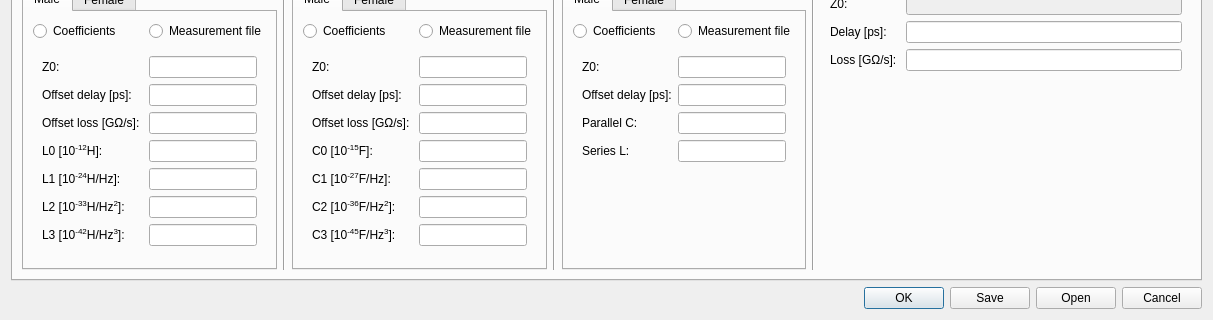
Before: the Qt Designer form Software/PC_Application/Calibration/calkitdialog.ui in jankae/LibreVNA, drawn with Qt 5; both pictures show x 0 to 1213 and y 306 to 626 of the 1213 by 626 pixel window.
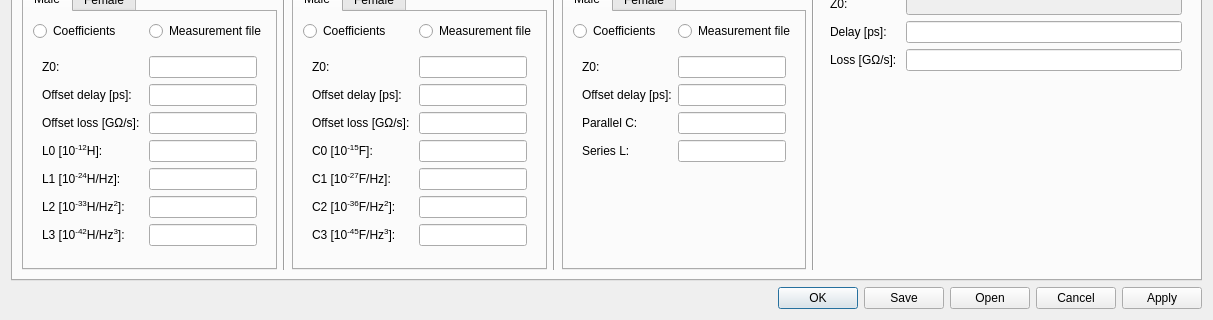
After: the same form once the commit is applied. Custom widgets are drawn as their Qt base class.

Commit message: additional "apply" button in calkit dialog

```diff
--- a/Software/PC_Application/Calibration/calkitdialog.ui
+++ b/Software/PC_Application/Calibration/calkitdialog.ui
@@ -1310,7 +1310,7 @@
       <enum>Qt::Horizontal</enum>
      </property>
      <property name="standardButtons">
-      <set>QDialogButtonBox::Cancel|QDialogButtonBox::Ok|QDialogButtonBox::Open|QDialogButtonBox::Save</set>
+      <set>QDialogButtonBox::Apply|QDialogButtonBox::Cancel|QDialogButtonBox::Ok|QDialogButtonBox::Open|QDialogButtonBox::Save</set>
      </property>
      <property name="centerButtons">
       <bool>false</bool>
```
Left out of the diff: 8 changed lines with no effect on the pictures. The commit also changes 5 other files.
